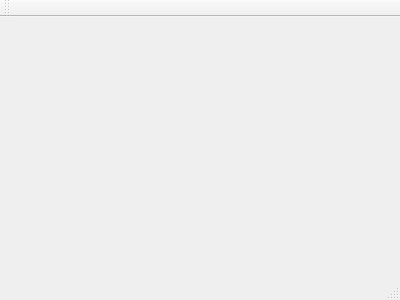
Vladimirsky555/RegExp, file mainwindow.ui: the form before one commit.
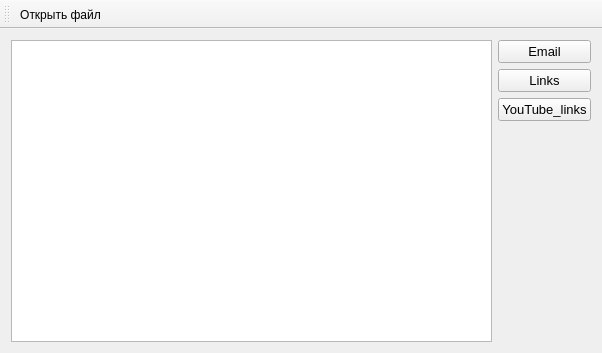
The form after the commit.

```diff
--- a/mainwindow.ui
+++ b/mainwindow.ui
@@ -1,24 +1,112 @@
 <ui version="4.0">
  <class>MainWindow</class>
- <widget class="QMainWindow" name="MainWindow" >
-  <property name="geometry" >
+ <widget class="QMainWindow" name="MainWindow">
+  <property name="geometry">
    <rect>
     <x>0</x>
     <y>0</y>
-    <width>400</width>
-    <height>300</height>
+    <width>602</width>
+    <height>353</height>
    </rect>
   </property>
   <property name="windowTitle" >
    <string>MainWindow</string>
   </property>
-  <widget class="QMenuBar" name="menuBar" />
-  <widget class="QToolBar" name="mainToolBar" />
-  <widget class="QWidget" name="centralWidget" />
-  <widget class="QStatusBar" name="statusBar" />
+  <widget class="QWidget" name="centralWidget">
+   <layout class="QHBoxLayout" name="horizontalLayout">
+    <item>
+     <widget class="QListWidget" name="lstWindow">
+      <property name="font">
+       <font>
+        <pointsize>10</pointsize>
+       </font>
+      </property>
+     </widget>
+    </item>
+    <item>
+     <layout class="QVBoxLayout" name="verticalLayout">
+      <item>
+       <widget class="QPushButton" name="btnEmail">
+        <property name="font">
+         <font>
+          <pointsize>10</pointsize>
+         </font>
+        </property>
+        <property name="text">
+         <string>Email</string>
+        </property>
+       </widget>
+      </item>
+      <item>
+       <widget class="QPushButton" name="btnLink">
+        <property name="font">
+         <font>
+          <pointsize>10</pointsize>
+         </font>
+        </property>
+        <property name="text">
+         <string>Links</string>
+        </property>
+       </widget>
+      </item>
+      <item>
+       <widget class="QPushButton" name="btnYouTube">
+        <property name="font">
+         <font>
+          <pointsize>10</pointsize>
+         </font>
+        </property>
+        <property name="text">
+         <string>YouTube_links</string>
+        </property>
+       </widget>
+      </item>
+      <item>
+       <spacer name="verticalSpacer">
+        <property name="orientation">
+         <enum>Qt::Vertical</enum>
+        </property>
+        <property name="sizeHint" stdset="0">
+         <size>
+          <width>20</width>
+          <height>40</height>
+         </size>
+        </property>
+       </spacer>
+      </item>
+     </layout>
+    </item>
+   </layout>
+  </widget>
+  <widget class="QMenuBar" name="menuBar">
+   <property name="geometry">
+    <rect>
+     <x>0</x>
+     <y>0</y>
+     <width>602</width>
+     <height>21</height>
+    </rect>
+   </property>
+  </widget>
+  <widget class="QToolBar" name="mainToolBar">
+   <attribute name="toolBarArea">
+    <enum>TopToolBarArea</enum>
+   </attribute>
+   <attribute name="toolBarBreak">
+    <bool>false</bool>
+   </attribute>
+   <addaction name="actionOpenFile"/>
+  </widget>
+  <action name="actionOpenFile">
+   <property name="text">
+    <string>Открыть файл</string>
+   </property>
+   <property name="toolTip">
+    <string>Открыть файл</string>
+   </property>
+  </action>
  </widget>
- <layoutDefault spacing="6" margin="11" />
- <pixmapfunction></pixmapfunction>
+ <layoutdefault spacing="6" margin="11"/>
  <resources/>
  <connections/>
 </ui>
```
Left out of the diff: 3 changed lines with no effect on the pictures.
